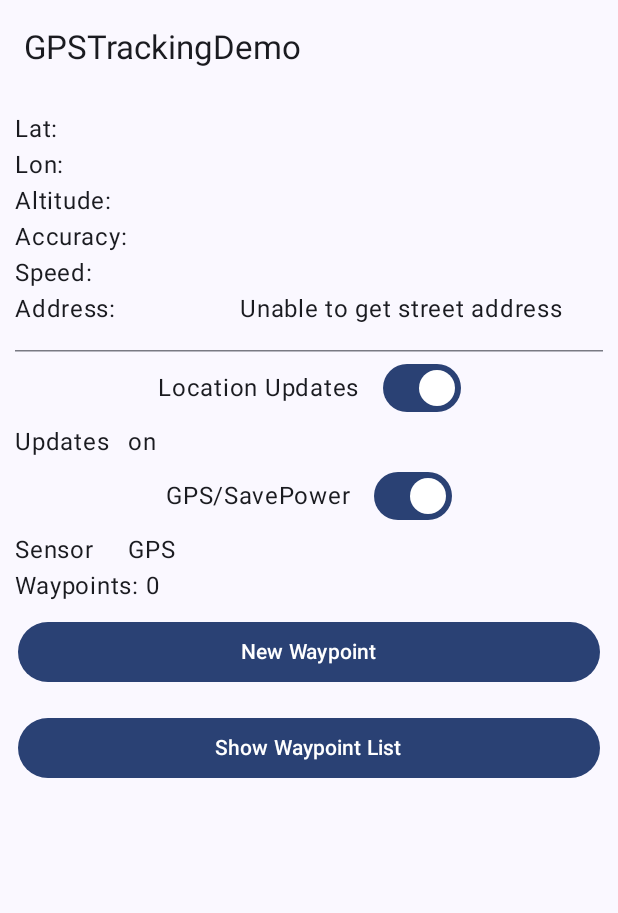
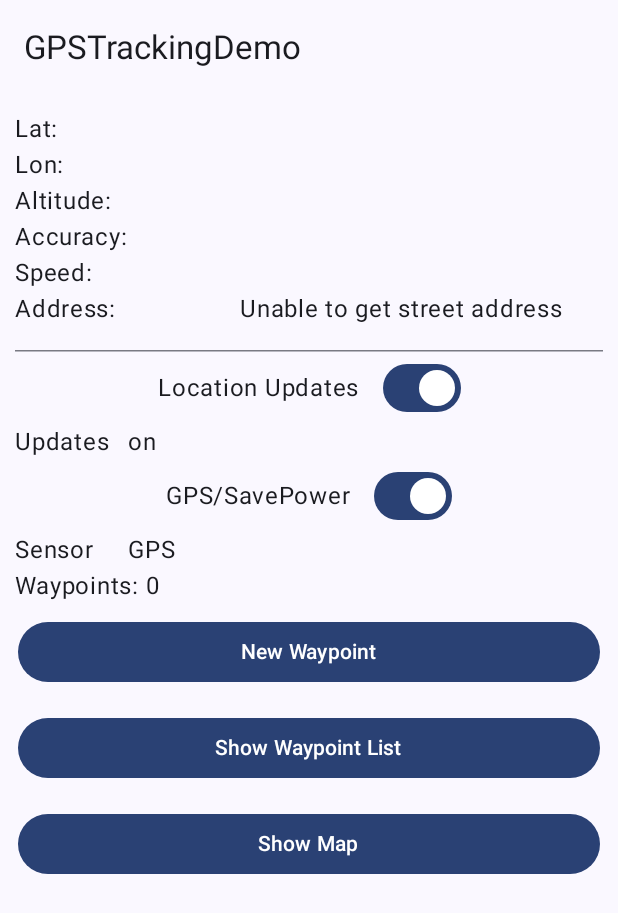
Before and after one commit to SRStott/AndroidAss3Part2, an Android app built with Jetpack Compose: the screen it shows after launch (MainActivity), on a phone screen of 412 x 824 dp. Shown: the top 913 px of the screen. Run offline under Robolectric (Android 15) with nearby library versions, the phone set to English and light mode, and no system bars.

```diff
--- a/app/src/main/AndroidManifest.xml
+++ b/app/src/main/AndroidManifest.xml
@@ -29,7 +29,7 @@
 
         <meta-data
             android:name="com.google.android.geo.API_KEY"
-            android:value="${MAP_API_KEY}" />
+            android:value="AIzaSyCcCpzLzTXoLbnVDFYg3rCHX3jKTb6HCVc" />
         <meta-data
             android:name="com.google.android.gms.version"
             android:value="@integer/google_play_services_version" />
--- a/app/src/main/java/com/example/ass3part2/MainActivity.kt
+++ b/app/src/main/java/com/example/ass3part2/MainActivity.kt
@@ -20,6 +20,7 @@ import androidx.navigation.compose.NavHost
 import androidx.navigation.compose.composable
 import androidx.navigation.compose.rememberNavController
 import com.example.ass3part2.ui.screens.AppScreens
+import com.example.ass3part2.ui.screens.GoogleMapScreen
 import com.example.ass3part2.ui.screens.ListWaypointsScreen
 import com.example.ass3part2.ui.screens.MainScreen
 import com.example.ass3part2.ui.screens.NeedPermissionScreen
@@ -71,6 +72,9 @@ class MainActivity : ComponentActivity() {
                             composable(AppScreens.LIST_WAYPOINTS_SCREEN.id) {
                                 ListWaypointsScreen(locationViewModel)
                             }
+                            composable(AppScreens.GOOGLE_MAP_SCREEN.id){
+                                GoogleMapScreen(locationViewModel)
+                            }
                         }
 
                         if (locationViewModel.haveLocationPermissions(this)) {
--- a/app/src/main/java/com/example/ass3part2/ui/screens/AppScreens.kt
+++ b/app/src/main/java/com/example/ass3part2/ui/screens/AppScreens.kt
@@ -3,5 +3,6 @@ package com.example.ass3part2.ui.screens
 enum class AppScreens(val id: String) {
     MAIN_SCREEN("MainScreen"),
     NEED_PERMISSION_SCREEN("NeedPermissionsScreen"),
-    LIST_WAYPOINTS_SCREEN("ListWaypointsScreen")
+    LIST_WAYPOINTS_SCREEN("ListWaypointsScreen"),
+    GOOGLE_MAP_SCREEN("GoogleMapScreen")
 }
--- a/app/src/main/java/com/example/ass3part2/ui/screens/MainScreen.kt
+++ b/app/src/main/java/com/example/ass3part2/ui/screens/MainScreen.kt
@@ -132,6 +132,11 @@ fun LocationControls(locationViewModel: LocationViewModel, navController: NavCon
                 }
             }, buttonText = "Show Waypoint List")
 
+        ButtonComponent(
+            onClick = {
+                navController.navigate(AppScreens.GOOGLE_MAP_SCREEN.id)
+            }, buttonText = "Show Map")
+
     }
 }
 
```
Also changed, not shown: app/src/main/java/com/example/ass3part2/ui/screens/GoogleMapScreen.kt (added, +62 -0 lines).
